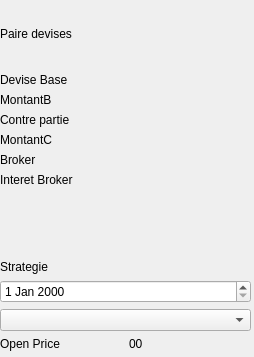
Above: source/TradingSimulator/modeautowidget.ui from VSahanaa/LO21_TrandingSimulator before the change. Below: the same form after it.
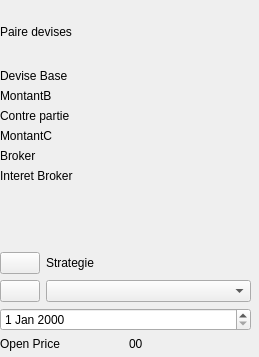
That is the form after the change. Icons and pictures are not drawn.

```diff
--- a/source/TradingSimulator/modeautowidget.ui
+++ b/source/TradingSimulator/modeautowidget.ui
@@ -6,7 +6,7 @@
    <rect>
     <x>0</x>
     <y>0</y>
-    <width>254</width>
+    <width>259</width>
     <height>357</height>
    </rect>
   </property>
@@ -104,24 +104,61 @@
        </spacer>
       </item>
       <item>
-       <widget class="QLabel" name="label_strategie">
-        <property name="layoutDirection">
-         <enum>Qt::LeftToRight</enum>
-        </property>
-        <property name="text">
-         <string>Strategie</string>
-        </property>
-       </widget>
-      </item>
-      <item>
-       <layout class="QHBoxLayout" name="horizontalLayout_2">
+       <layout class="QHBoxLayout" name="horizontalLayout_5">
         <item>
-         <widget class="QDateEdit" name="dateEdit"/>
+         <widget class="QPushButton" name="pushButton_2">
+          <property name="sizePolicy">
+           <sizepolicy hsizetype="Fixed" vsizetype="Fixed">
+            <horstretch>0</horstretch>
+            <verstretch>0</verstretch>
+           </sizepolicy>
+          </property>
+          <property name="text">
+           <string/>
+          </property>
+          <property name="icon">
+           <iconset resource="resource.qrc">
+            <normaloff>:/TradingSimulator/evolutionCours/icons/step.png</normaloff>:/TradingSimulator/evolutionCours/icons/step.png</iconset>
+          </property>
+         </widget>
+        </item>
+        <item>
+         <widget class="QLabel" name="label_strategie">
+          <property name="sizePolicy">
+           <sizepolicy hsizetype="Expanding" vsizetype="Preferred">
+            <horstretch>0</horstretch>
+            <verstretch>0</verstretch>
+           </sizepolicy>
+          </property>
+          <property name="layoutDirection">
+           <enum>Qt::LeftToRight</enum>
+          </property>
+          <property name="text">
+           <string>Strategie</string>
+          </property>
+         </widget>
         </item>
        </layout>
       </item>
       <item>
-       <layout class="QHBoxLayout" name="horizontalLayout">
+       <layout class="QHBoxLayout" name="horizontalLayout_4">
+        <item>
+         <widget class="QPushButton" name="pushButton">
+          <property name="sizePolicy">
+           <sizepolicy hsizetype="Fixed" vsizetype="Fixed">
+            <horstretch>0</horstretch>
+            <verstretch>0</verstretch>
+           </sizepolicy>
+          </property>
+          <property name="text">
+           <string/>
+          </property>
+          <property name="icon">
+           <iconset resource="resource.qrc">
+            <normaloff>:/TradingSimulator/evolutionCours/icons/timer.jpg</normaloff>:/TradingSimulator/evolutionCours/icons/timer.jpg</iconset>
+          </property>
+         </widget>
+        </item>
         <item>
          <widget class="QComboBox" name="comboBox_timer">
           <property name="currentText">
@@ -131,6 +168,16 @@
         </item>
        </layout>
       </item>
+      <item>
+       <layout class="QHBoxLayout" name="horizontalLayout_2">
+        <item>
+         <widget class="QDateEdit" name="dateEdit"/>
+        </item>
+       </layout>
+      </item>
+      <item>
+       <layout class="QHBoxLayout" name="horizontalLayout"/>
+      </item>
       <item>
        <layout class="QHBoxLayout" name="horizontalLayout_3">
         <item>
```
Left out of the diff: 4 changed lines with no effect on the pictures.
